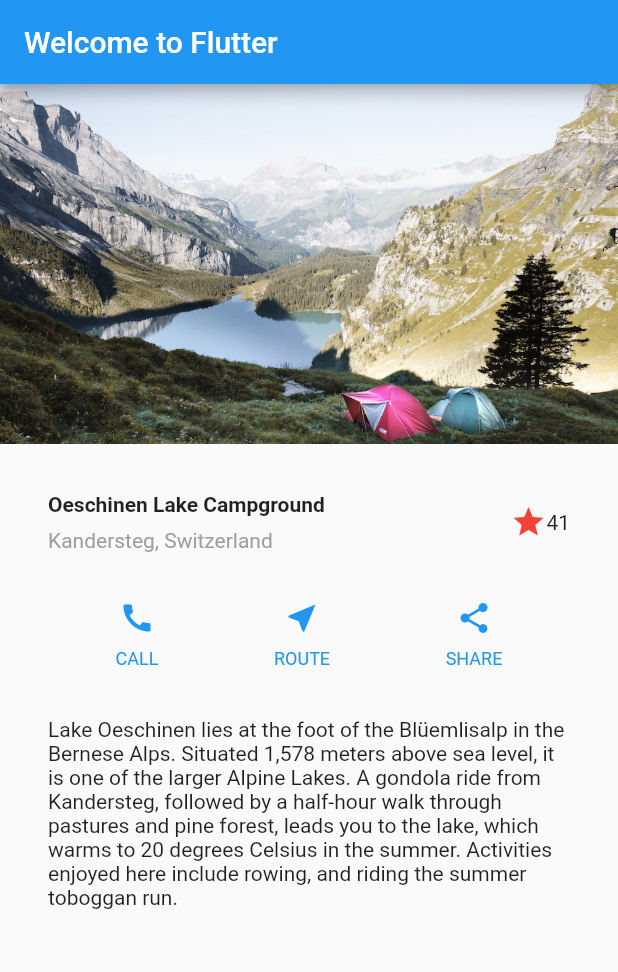
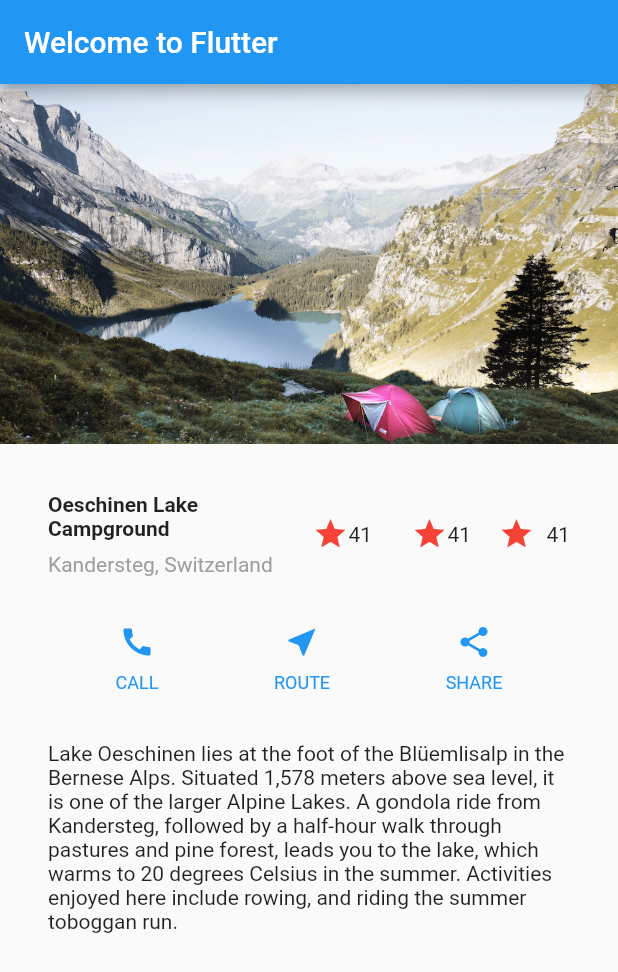
Before and after one commit to macpakorn/flutterpro, a Flutter app: the screen it shows after launch, on a phone screen of 412 x 824 dp. Shown: the top 972 px of the screen. Run offline on Flutter 3.47's test engine with Material 2 defaults, Android fonts, the phone set to English and light mode, and no system bars.

Commit message:
adding interactivity

```diff
--- /dev/null
+++ b/lib/favoriteA.dart
@@ -0,0 +1,47 @@
+import 'package:flutter/material.dart';
+
+class FavoriteA extends StatefulWidget {
+  @override
+  _FavoriteAState createState() => _FavoriteAState();
+}
+
+class _FavoriteAState extends State<FavoriteA> {
+  bool _isFavorited = true;
+  int _favoriteCount = 41;
+  void _toggleFavorite() {
+    setState(() {
+      if (_isFavorited) {
+        _favoriteCount -= 1;
+        _isFavorited = false;
+      } else {
+        _favoriteCount += 1;
+        _isFavorited = true;
+      }
+    });
+  }
+
+  @override
+  Widget build(BuildContext context) {
+    return Row(
+      mainAxisSize: MainAxisSize.min,
+      children: [
+        Container(
+          padding: EdgeInsets.all(0),
+          child: IconButton(
+            padding: EdgeInsets.all(0),
+            alignment: Alignment.centerRight,
+            icon: (_isFavorited ? Icon(Icons.star) : Icon(Icons.star_border)),
+            color: Colors.red[500],
+            onPressed: _toggleFavorite,
+          ),
+        ),
+        SizedBox(
+          width: 18,
+          child: Container(
+            child: Text('$_favoriteCount'),
+          ),
+        ),
+      ],
+    );
+  }
+}
--- /dev/null
+++ b/lib/favoriteB.dart
@@ -0,0 +1,78 @@
+import 'package:flutter/material.dart';
+
+//Parent Manages Favorite B
+
+class ParentManageB extends StatefulWidget {
+  @override
+  _ParentManageBState createState() => _ParentManageBState();
+}
+
+class _ParentManageBState extends State<ParentManageB> {
+  bool _isFavorited = true;
+  int _favoriteCount = 41;
+
+  void _handleTapboxChanged(bool newValue) {
+    setState(() {
+      _isFavorited = newValue;
+      if (_isFavorited) {
+        _favoriteCount += 1;
+      } else {
+        _favoriteCount -= 1;
+      }
+    });
+  }
+
+  @override
+  Widget build(BuildContext context) {
+    return Container(
+      child: FavoriteB(
+          isFavorited: _isFavorited,
+          onChanged: _handleTapboxChanged,
+          favoriteCount: _favoriteCount),
+    );
+  }
+}
+
+//Favorite B
+
+class FavoriteB extends StatelessWidget {
+  FavoriteB(
+      {Key key,
+      this.isFavorited: false,
+      @required this.onChanged,
+      this.favoriteCount})
+      : super(key: key);
+
+  final bool isFavorited;
+  final favoriteCount;
+  final ValueChanged<bool> onChanged;
+
+  void _handleTap() {
+    onChanged(!isFavorited);
+  }
+
+  @override
+  Widget build(BuildContext context) {
+    return Row(
+      mainAxisSize: MainAxisSize.min,
+      children: [
+        Container(
+          padding: EdgeInsets.all(0),
+          child: IconButton(
+            padding: EdgeInsets.all(0),
+            alignment: Alignment.centerRight,
+            icon: (isFavorited ? Icon(Icons.star) : Icon(Icons.star_border)),
+            color: Colors.red[500],
+            onPressed: _handleTap,
+          ),
+        ),
+        SizedBox(
+          width: 18,
+          child: Container(
+            child: Text('$favoriteCount'),
+          ),
+        ),
+      ],
+    );
+  }
+}
--- /dev/null
+++ b/lib/favoriteC.dart
@@ -0,0 +1,72 @@
+import 'package:flutter/material.dart';
+
+//Parent Manages Favorite C
+class ParentManageC extends StatefulWidget {
+  @override
+  _ParentManageCState createState() => _ParentManageCState();
+}
+
+class _ParentManageCState extends State<ParentManageC> {
+  int _favoriteCount = 41;
+
+  void _handleTapboxChanged(bool newValue) {
+    setState(() {
+      if (newValue) {
+        _favoriteCount += 1;
+      } else {
+        _favoriteCount -= 1;
+      }
+    });
+  }
+
+  @override
+  Widget build(BuildContext context) {
+    return Container(
+      child: FavoriteC(
+        onChanged: _handleTapboxChanged,
+        favoriteCount: _favoriteCount,
+      ),
+    );
+  }
+}
+
+//FavoriteC
+class FavoriteC extends StatefulWidget {
+  FavoriteC({Key key, @required this.onChanged, this.favoriteCount})
+      : super(key: key);
+
+  final ValueChanged<bool> onChanged;
+  final int favoriteCount;
+
+  @override
+  _FavoriteCState createState() => _FavoriteCState();
+}
+
+class _FavoriteCState extends State<FavoriteC> {
+  bool isFavorited = true;
+
+  get favoriteCount => widget.favoriteCount;
+
+  void _handleTap() {
+    setState(() {
+      widget.onChanged(!isFavorited);
+      isFavorited = !isFavorited;
+    });
+  }
+
+  Widget build(BuildContext context) {
+    return Row(
+      children: [
+        Container(
+          child: IconButton(
+            alignment: Alignment.centerRight,
+            icon: (isFavorited ? Icon(Icons.star) : Icon(Icons.star_border)),
+            color: Colors.red[500],
+            onPressed: _handleTap,
+          ),
+        ),
+        Text('$favoriteCount'),
+      ],
+    );
+  }
+}
--- a/lib/main.dart
+++ b/lib/main.dart
@@ -4,6 +4,9 @@
 
 import 'package:flutter/material.dart';
 
+import 'favoriteA.dart';
+import 'favoriteB.dart';
+import 'favoriteC.dart';
 void main() => runApp(MyApp());
 
 class MyApp extends StatelessWidget {
@@ -38,11 +41,9 @@ class MyApp extends StatelessWidget {
             ),
           ),
           /*3*/
-          Icon(
-            Icons.star,
-            color: Colors.red[500],
-          ),
-          Text('41'),
+          FavoriteA(),
+          ParentManageB(),
+          ParentManageC()
         ],
       ),
     );
```
